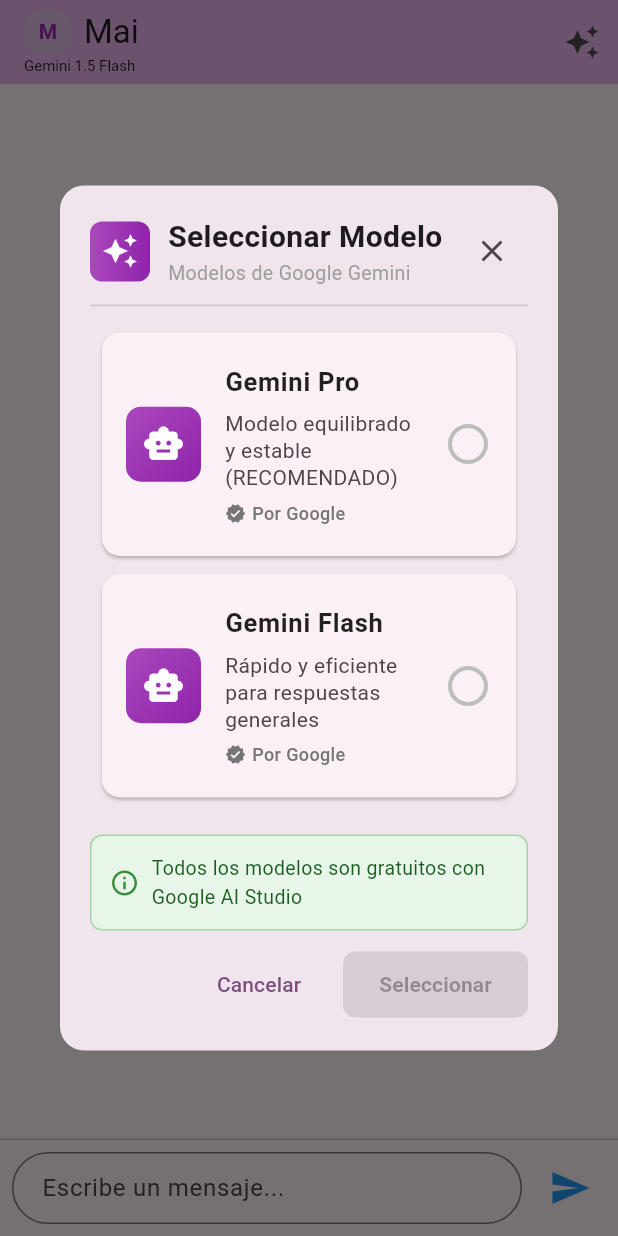
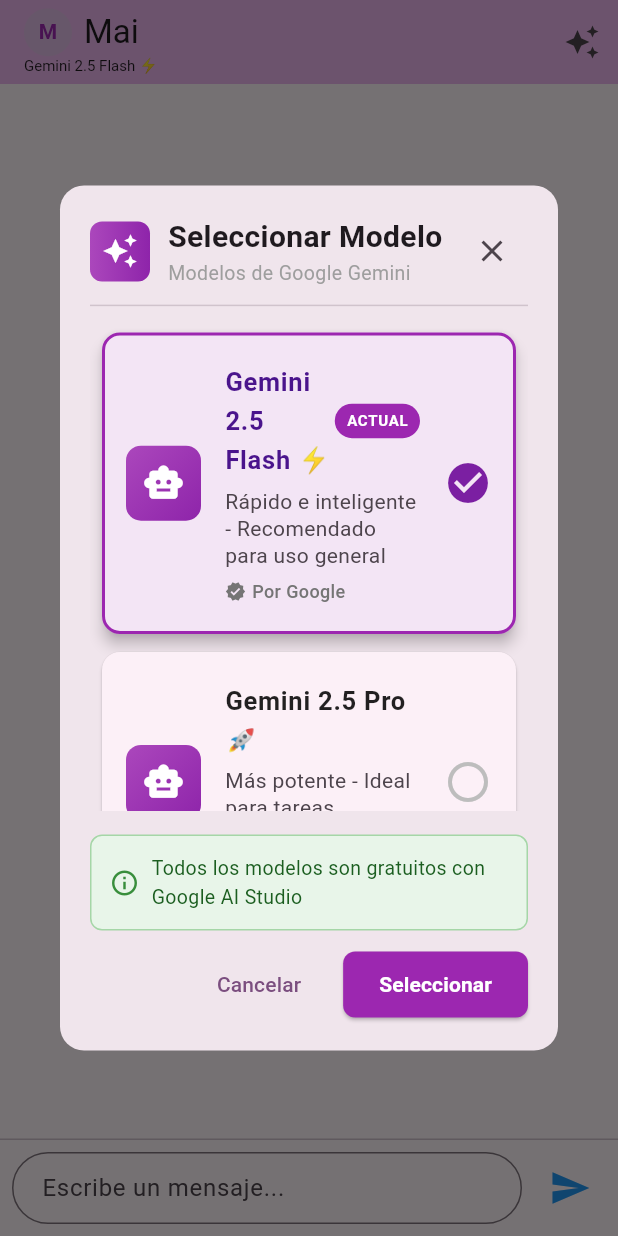
Before and after one commit to Roadixito23/mai_ai, a Flutter app: the screen it shows after launch, after a tap on the "auto awesome" icon, on a phone screen of 412 x 824 dp. Run offline on Flutter 3.47's test engine with Material 3 defaults, Android fonts, the phone set to English and light mode, and no system bars; our stand-ins replace flutter_dotenv, flutter_markdown, google_generative_ai, shared_preferences.

Commit message:
Hot Fixes

```diff
--- a/lib/cerebro/config.dart
+++ b/lib/cerebro/config.dart
@@ -1,47 +1,44 @@
 import 'package:flutter_dotenv/flutter_dotenv.dart';
 import 'package:shared_preferences/shared_preferences.dart';
 
-// Configuración de la API
 class Config {
-  // --- GOOGLE AI STUDIO (GEMINI) ---
   static String get googleApiKey => dotenv.env['GOOGLE_API_KEY'] ?? '';
 
-  // Modelos disponibles de Google (versiones actuales - Enero 2025)
-  static const String geminiFlash = 'gemini-1.5-flash';
-  static const String geminiFlashLatest = 'gemini-1.5-flash-latest';
-  static const String geminiPro = 'gemini-1.5-pro';
-  static const String geminiProLatest = 'gemini-1.5-pro-latest';
-  static const String gemini2Flash = 'gemini-2.0-flash-exp';
+  // ✅ MODELOS ACTUALIZADOS (Noviembre 2025)
+  static const String gemini25Flash = 'gemini-2.5-flash';
+  static const String gemini25Pro = 'gemini-2.5-pro';
+  static const String gemini20Flash = 'gemini-2.0-flash';
+  static const String gemini25FlashLite = 'gemini-2.5-flash-lite';
 
-  // Modelo predeterminado (actualizado)
-  static const String defaultModel = 'gemini-1.5-flash';
+  // ✅ Modelo predeterminado ACTUALIZADO
+  static const String defaultModel = 'gemini-2.5-flash';
 
-  // --- OPENROUTER (BACKUP) ---
   static String get openRouterApiKey => dotenv.env['OPENROUTER_API_KEY'] ?? '';
   static const String openRouterApiUrl = 'https://openrouter.ai/api/v1/chat/completions';
 
-  // Configuración
-  static const String currentProvider = 'google'; // 'google' o 'openrouter'
+  static const String currentProvider = 'google';
   static const String _modelKey = 'selected_ai_model';
   static const int httpTimeoutSeconds = 30;
   static const int maxInputCharacters = 500;
 
-  /// Mapa de migración de modelos antiguos a nuevos
+  // ✅ Mapa de migración ACTUALIZADO
   static const Map<String, String> modelMigrationMap = {
-    'gemini-pro': 'gemini-1.5-pro',        // Modelo Pro anterior -> Pro actual
-    'gemini-flash': 'gemini-1.5-flash',    // Flash anterior -> Flash actual
-    'gemini-ultra': 'gemini-1.5-pro',      // Ultra anterior -> Pro actual
+    'gemini-pro': 'gemini-2.5-pro',
+    'gemini-1.5-pro': 'gemini-2.5-pro',
+    'gemini-1.5-pro-latest': 'gemini-2.5-pro',
+    'gemini-flash': 'gemini-2.5-flash',
+    'gemini-1.5-flash': 'gemini-2.5-flash',
+    'gemini-1.5-flash-latest': 'gemini-2.5-flash',
+    'gemini-ultra': 'gemini-2.5-pro',
+    'gemini-2.0-flash-exp': 'gemini-2.0-flash',
   };
 
-  /// Obtiene el modelo guardado en SharedPreferences con migración automática
   static Future<String> getSavedModel() async {
     try {
       final prefs = await SharedPreferences.getInstance();
       String? savedModel = prefs.getString(_modelKey);
 
-      // Si hay un modelo guardado, verificar si necesita migración
       if (savedModel != null && savedModel.isNotEmpty) {
-        // Verificar si el modelo necesita migración
         if (modelMigrationMap.containsKey(savedModel)) {
           final newModel = modelMigrationMap[savedModel]!;
           print('📦 Migrando modelo de $savedModel a $newModel');
@@ -61,7 +58,6 @@
     }
   }
 
-  /// Guarda el modelo seleccionado en SharedPreferences
   static Future<void> saveModel(String modelId) async {
     try {
       final prefs = await SharedPreferences.getInstance();
@@ -72,15 +68,13 @@
     }
   }
 
-  /// Obtiene el nombre amigable del modelo actual
+  // ✅ Nombres amigables ACTUALIZADOS
   static Future<String> getCurrentModelName() async {
     final modelId = await getSavedModel();
-    // Formatear nombre amigable
-    if (modelId == 'gemini-1.5-flash') return 'Gemini 1.5 Flash';
-    if (modelId == 'gemini-1.5-flash-latest') return 'Gemini 1.5 Flash (Última)';
-    if (modelId == 'gemini-1.5-pro') return 'Gemini 1.5 Pro';
-    if (modelId == 'gemini-1.5-pro-latest') return 'Gemini 1.5 Pro (Última)';
-    if (modelId == 'gemini-2.0-flash-exp') return 'Gemini 2.0 Flash (Beta)';
+    if (modelId == 'gemini-2.5-flash') return 'Gemini 2.5 Flash ⚡';
+    if (modelId == 'gemini-2.5-pro') return 'Gemini 2.5 Pro 🚀';
+    if (modelId == 'gemini-2.0-flash') return 'Gemini 2.0 Flash';
+    if (modelId == 'gemini-2.5-flash-lite') return 'Gemini 2.5 Flash-Lite';
     return modelId;
   }
 }
--- a/lib/modelos/ai_model.dart
+++ b/lib/modelos/ai_model.dart
@@ -13,34 +13,44 @@
     required this.provider,
   });
 
-  // Lista de modelos disponibles
+  // ✅ Lista ACTUALIZADA con modelos disponibles
   static List<AIModel> get availableModels => [
-        // --- MODELOS DE GOOGLE (GRATIS) ---
     AIModel(
-          id: 'gemini-pro',
-          name: 'Gemini Pro',
-          description: 'Modelo equilibrado y estable (RECOMENDADO)',
+      id: 'gemini-2.5-flash',
+      name: 'Gemini 2.5 Flash ⚡',
+      description: 'Rápido e inteligente - Recomendado para uso general',
       isFree: true,
       provider: 'Google',
     ),
     AIModel(
-          id: 'gemini-flash',
-          name: 'Gemini Flash',
-          description: 'Rápido y eficiente para respuestas generales',
+      id: 'gemini-2.5-pro',
+      name: 'Gemini 2.5 Pro 🚀',
+      description: 'Más potente - Ideal para tareas complejas',
+      isFree: true,
+      provider: 'Google',
+    ),
+    AIModel(
+      id: 'gemini-2.0-flash',
+      name: 'Gemini 2.0 Flash',
+      description: 'Modelo de segunda generación estable',
+      isFree: true,
+      provider: 'Google',
+    ),
+    AIModel(
+      id: 'gemini-2.5-flash-lite',
+      name: 'Gemini 2.5 Flash-Lite',
+      description: 'Ultra rápido y económico',
       isFree: true,
       provider: 'Google',
     ),
   ];
 
-  // Obtener modelos gratis
   static List<AIModel> get freeModels =>
       availableModels.where((model) => model.isFree).toList();
 
-  // Obtener modelos de pago
   static List<AIModel> get paidModels =>
       availableModels.where((model) => !model.isFree).toList();
 
-  // Buscar modelo por ID
   static AIModel? findById(String id) {
     try {
       return availableModels.firstWhere((model) => model.id == id);
```
Lines whose indentation alone changed are shown as unchanged.
